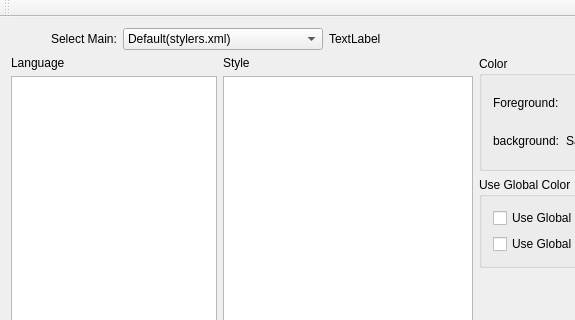
The window that src/qtlangset.ui (cxasm/notepad--) describes before a commit, drawn with Qt 5; both pictures show x 0 to 575 and y 0 to 320 of the 1029 by 660 pixel window.
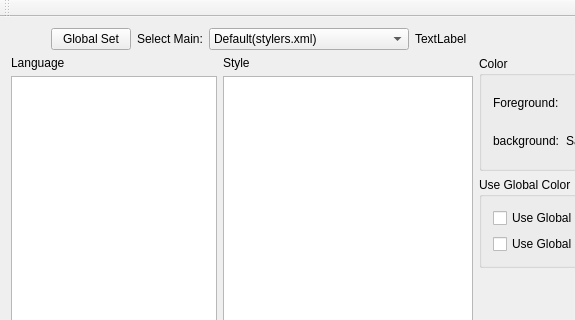
The same window after the commit. Icons and pictures are not drawn.

The edit to the form file:
```diff
--- a/src/qtlangset.ui
+++ b/src/qtlangset.ui
@@ -37,6 +37,13 @@
         </property>
        </spacer>
       </item>
+      <item>
+       <widget class="QPushButton" name="pushButton">
+        <property name="text">
+         <string>Global Set</string>
+        </property>
+       </widget>
+      </item>
       <item>
        <widget class="QLabel" name="label_10">
         <property name="text">
```
Left out of the diff: 37 changed lines with no effect on the pictures.
